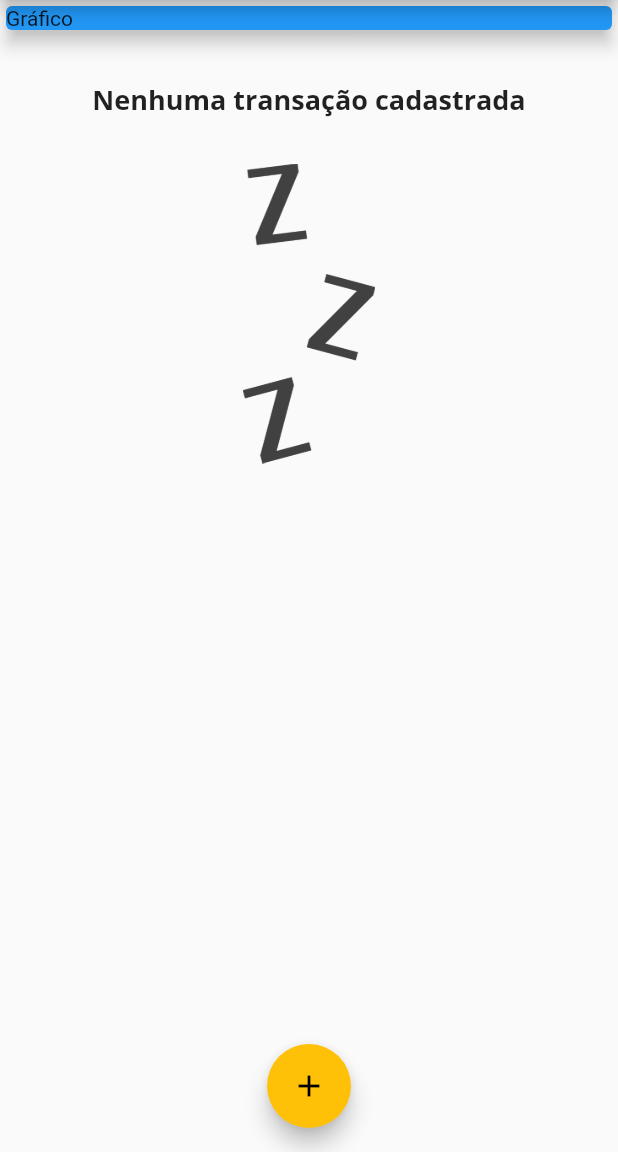
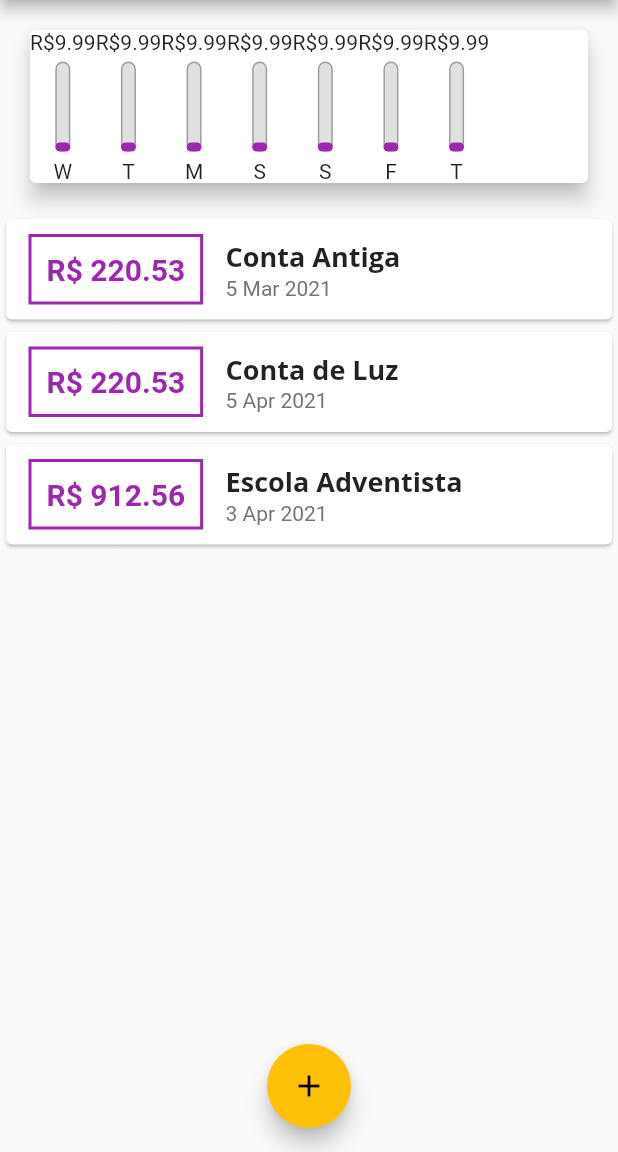
Before and after one commit to biroska/expenses, a Flutter app: the screen it shows after launch, on a phone screen of 412 x 824 dp, the part 84-1236 px from its top. Run offline on Flutter 3.47's test engine with Material 2 defaults, Android fonts, the phone set to English and light mode, and no system bars.

Commit message:
Criando o componente do grafico de barras

```diff
--- /dev/null
+++ b/lib/components/chart/chart.dart
@@ -0,0 +1,56 @@
+import 'package:expenses/models/transaction.dart';
+import 'package:flutter/material.dart';
+import 'package:intl/intl.dart';
+
+import 'chart_bar.dart';
+
+class Chart extends StatelessWidget {
+  final List<Transaction> recentTransaction;
+
+  Chart(this.recentTransaction);
+
+  List<Map<String, Object>> get groupedTransactions {
+    return List.generate(7, (index) {
+      final weekDay = DateTime.now().subtract(
+        Duration(days: index),
+      );
+
+      double totalSum = 0.0;
+
+      for (var i = 0; i < recentTransaction.length; i++) {
+        bool sameDay = recentTransaction[i].date.day == weekDay.day;
+        bool sameMonth = recentTransaction[i].date.month == weekDay.month;
+        bool sameYear = recentTransaction[i].date.year == weekDay.year;
+
+        if (sameDay && sameMonth && sameYear) {
+          totalSum += recentTransaction[i].value;
+        }
+      }
+
+      return {
+        'day': DateFormat.E().format(weekDay)[0],
+        'value': 9.99,
+      };
+    });
+  }
+
+  @override
+  Widget build(BuildContext context) {
+    this.groupedTransactions;
+
+    return Card(
+      elevation: 6,
+      margin: EdgeInsets.all(20),
+      child: Row(
+        // Para cada transacao agrupada, aquele map, realiza as operacoes em Map
+        children: groupedTransactions.map((tr) {
+          return ChartBar(
+            label: tr['day'],
+            value: tr['value'],
+            percentage: 0.10,
+          );
+        }).toList(),
+      ),
+    );
+  }
+}
--- /dev/null
+++ b/lib/components/chart/chart_bar.dart
@@ -0,0 +1,54 @@
+import 'package:flutter/material.dart';
+
+class ChartBar extends StatelessWidget {
+
+  final String label;
+  final double value;
+  final double percentage;
+
+  final double _radius = 5;
+  final double _barHeight = 60;
+
+  ChartBar({
+    this.label,
+    this.value,
+    this.percentage,
+  });
+
+  @override
+  Widget build(BuildContext context) {
+    return Column(
+      children: <Widget>[
+        Text('R\$${value.toStringAsFixed(2)}'),
+        SizedBox( height: 5),
+        Container(height: _barHeight, width: 10,
+        child: Stack(
+          alignment: Alignment.bottomCenter,
+          children: <Widget>[
+            Container(
+              decoration: BoxDecoration(
+                border: Border.all(
+                  color: Colors.grey,
+                  width: 1.0,
+                ),
+                color: Colors.black12,
+                borderRadius: BorderRadius.circular( _radius ),
+              ),
+            ),
+            FractionallySizedBox(
+              heightFactor: percentage,
+              child: Container(
+                decoration: BoxDecoration(
+                  color: Theme.of(context).primaryColor,
+                  borderRadius: BorderRadius.circular( _radius ),
+                ),
+              ),
+            ),
+          ],
+        ),),
+        SizedBox( height: 5),
+        Text( label ),
+      ],
+    );
+  }
+}
--- a/lib/main.dart
+++ b/lib/main.dart
@@ -2,6 +2,7 @@ import 'dart:math';
 
 import 'package:flutter/material.dart';
 
+import 'components/chart/chart.dart';
 import 'components/transaction/transaction_form.dart';
 import 'components/transaction/transaction_list.dart';
 import 'models/transaction.dart';
@@ -20,20 +21,18 @@ class ExpenseApp extends StatelessWidget {
         accentColor: Colors.amber,
         fontFamily: 'Quicksand',
         textTheme: ThemeData.light().textTheme.copyWith(
-            headline6: TextStyle(
+                headline6: TextStyle(
               fontFamily: 'OpenSans',
               fontSize: 18,
               fontWeight: FontWeight.bold,
-            )
-        ),
+            )),
         appBarTheme: AppBarTheme(
           textTheme: ThemeData.light().textTheme.copyWith(
-            title: TextStyle(
-              fontFamily: 'OpenSans',
-              fontSize: 20,
-              fontWeight: FontWeight.bold,
-            )
-          ),
+                  title: TextStyle(
+                fontFamily: 'OpenSans',
+                fontSize: 20,
+                fontWeight: FontWeight.bold,
+              )),
         ),
       ),
     );
@@ -47,21 +46,26 @@ class PaginaInicial extends StatefulWidget {
 
 class _PaginaInicialState extends State<PaginaInicial> {
   final List<Transaction> _transactions = [
-    // Transaction(
-    //     id: "t1", title: "Conta de Luz", value: 220.53, date: DateTime.now()),
-    // Transaction(
-    //     id: "t2",
-    //     title: "Escola Adventista",
-    //     value: 912.56,
-    //     date: DateTime.now())
+    Transaction(
+        id: "t0", title: "Conta Antiga", value: 220.53, date: DateTime.now().subtract( Duration(days:33) ) ),
+    Transaction(
+        id: "t1", title: "Conta de Luz", value: 220.53, date: DateTime.now().subtract( Duration(days:2) ) ),
+    Transaction(
+        id: "t2", title: "Escola Adventista", value: 912.56, date: DateTime.now().subtract( Duration(days:4) ) ),
   ];
 
   _openTransactionFormModal(BuildContext context) {
     showModalBottomSheet(
         context: context,
         builder: (_) {
-          return TransactionForm( _addTransaction );
+          return TransactionForm(_addTransaction);
         });
+  }
+
+  List<Transaction> get _recentTransactions{
+    return _transactions.where( (tr) {
+      return tr.date.isAfter( DateTime.now().subtract(Duration(days:7)) );
+    }).toList();
   }
 
   _addTransaction(String title, double value) {
@@ -75,8 +79,7 @@ class _PaginaInicialState extends State<PaginaInicial> {
       _transactions.add(newTransaction);
     });
 
-    Navigator.of( context ).pop();
-
+    Navigator.of(context).pop();
   }
 
   @override
@@ -100,15 +103,7 @@ class _PaginaInicialState extends State<PaginaInicial> {
           // Estica os componetes
           crossAxisAlignment: CrossAxisAlignment.stretch,
           children: <Widget>[
-            Container(
-              // Outra opcao para esticar os componentes
-              // width:  double.infinity,
-              child: Card(
-                color: Colors.blue,
-                elevation: 5,
-                child: Text('Gráfico'),
-              ),
-            ),
+            Chart( _recentTransactions ),
             TransactionList(_transactions),
           ],
         ),
```
